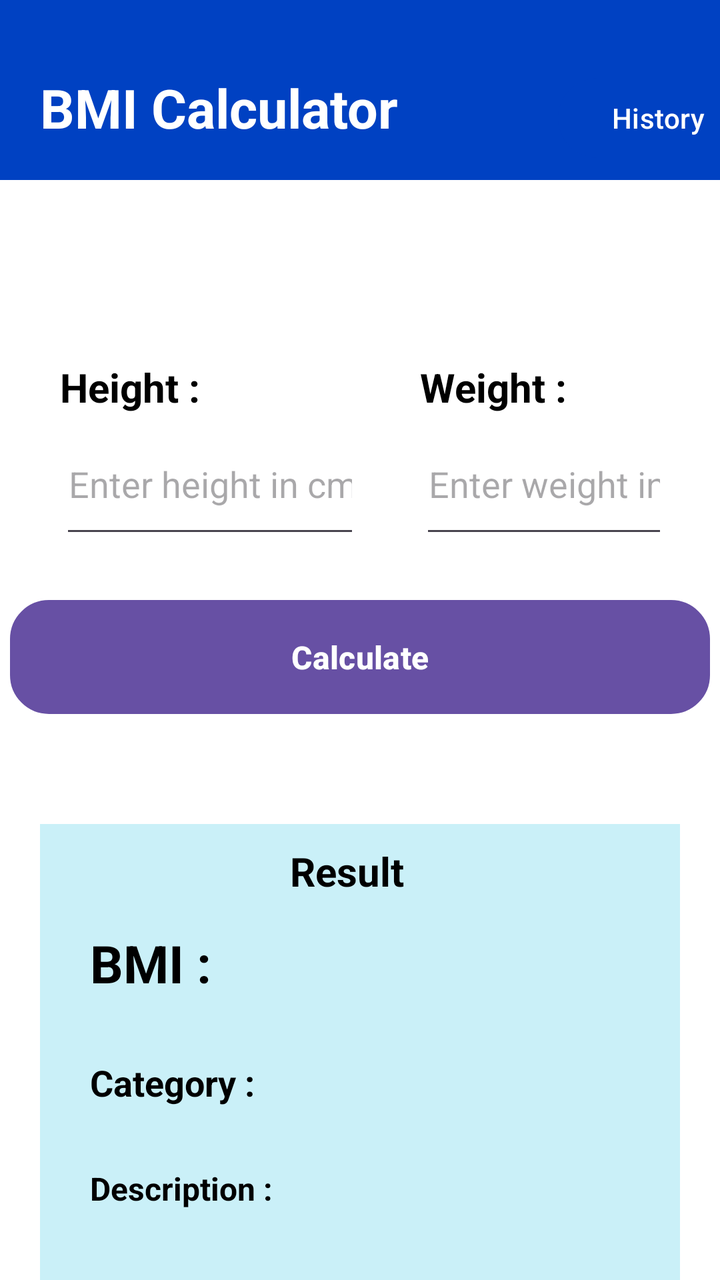
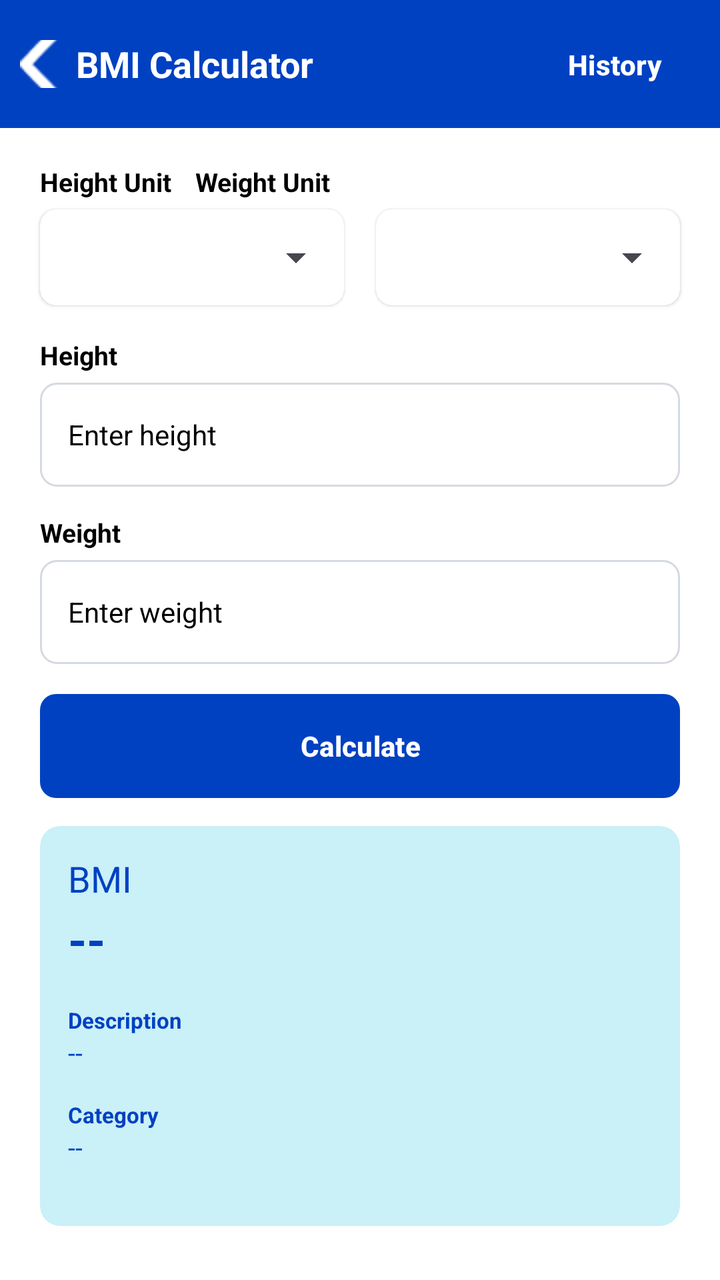

The first picture is an Android layout as it rendered before a commit; the second is the same layout after the commit. The layout source and the unified diff follow.
<!-- AndroidManifest.xml: application theme Theme.Task_2 -->
<!-- res/layout/activity_bmi_calculator.xml -->
<?xml version="1.0" encoding="utf-8"?>
<androidx.constraintlayout.widget.ConstraintLayout xmlns:android="http://schemas.android.com/apk/res/android"
    xmlns:app="http://schemas.android.com/apk/res-auto"
    xmlns:tools="http://schemas.android.com/tools"
    android:id="@+id/main"
    android:layout_width="match_parent"
    android:layout_height="match_parent"
    tools:context=".calculator"
    android:background="@color/white">

    <LinearLayout
        android:layout_width="match_parent"
        android:layout_height="90dp"
        android:orientation="horizontal"
        android:background="@color/Blue"
        app:layout_constraintTop_toTopOf="parent"
        app:layout_constraintStart_toStartOf="parent"
        app:layout_constraintEnd_toEndOf="parent">

        <TextView
            android:layout_width="wrap_content"
            android:layout_height="67dp"
            android:text="BMI Calculator"
            android:textColor="@color/white"
            android:textStyle="bold"
            android:textSize="27sp"
            android:layout_marginLeft="20dp"
            android:layout_marginTop="35sp"
            app:layout_constraintStart_toStartOf="parent"
            app:layout_constraintTop_toTopOf="parent"/>

        <Button
            android:id="@+id/BMIhistory"
            android:layout_width="100sp"
            android:layout_height="wrap_content"
            android:layout_marginTop="35dp"
            android:layout_marginRight="15dp"
            android:layout_marginLeft="80dp"
            android:clickable="true"
            android:text="History"
            android:textColor="@color/white"
            android:backgroundTint="@color/Blue" />

    </LinearLayout>

    <LinearLayout
        android:layout_width="match_parent"
        android:layout_height="wrap_content"
        android:orientation="horizontal"
        android:padding="30dp"
        android:layout_marginTop="150dp"
        app:layout_constraintTop_toTopOf="parent"
        app:layout_constraintStart_toStartOf="parent"
        app:layout_constraintEnd_toEndOf="parent">

        <LinearLayout
            android:layout_width="wrap_content"
            android:layout_height="wrap_content"
            android:orientation="horizontal"
            app:layout_constraintTop_toTopOf="parent"
            app:layout_constraintStart_toStartOf="parent">

            <LinearLayout
                android:layout_width="180dp"
                android:layout_height="wrap_content"
                android:orientation="vertical">
                <TextView
                    android:layout_width="wrap_content"
                    android:layout_height="wrap_content"
                    android:text="Height :"
                    android:textStyle="bold"
                    android:textSize="20sp"
                    android:textColor="@color/black"/>

                <EditText
                    android:id="@+id/height"
                    android:inputType="numberDecimal"
                    android:layout_width="150dp"
                    android:layout_height="67dp"
                    android:hint="Enter height in cm"
                    android:singleLine="true"
                    android:gravity="center"
                    android:textColor="@color/black"/>
            </LinearLayout>

            <LinearLayout
                android:layout_width="200dp"
                android:layout_height="wrap_content"
                android:orientation="vertical">

                <TextView
                    android:layout_width="wrap_content"
                    android:layout_height="wrap_content"
                    android:text="Weight :"
                    android:textStyle="bold"
                    android:textSize="20sp"
                    android:textColor="@color/black"/>

                <EditText
                    android:id="@+id/weight"
                    android:inputType="numberDecimal"
                    android:layout_width="150dp"
                    android:layout_height="67dp"
                    android:hint="Enter weight in kg"
                    android:singleLine="true"
                    android:gravity="center"
                    android:textColor="@color/black"/>
            </LinearLayout>
        </LinearLayout>
    </LinearLayout>

    <Button
        android:id="@+id/btnCalculate"
        android:layout_width="350dp"
        android:layout_height="57dp"
        android:background="@drawable/btn_layout"
        android:text="Calculate"
        android:textStyle="bold"
        android:clickable="true"
        android:textSize="16sp"
        android:layout_marginTop="300dp"
        app:layout_constraintStart_toStartOf="parent"
        app:layout_constraintEnd_toEndOf="parent"
        app:layout_constraintTop_toTopOf="parent"/>

    <LinearLayout
        android:layout_width="320dp"
        android:layout_height="230dp"
        android:layout_marginTop="55dp"
        app:layout_constraintTop_toBottomOf="@id/btnCalculate"
        app:layout_constraintStart_toStartOf="parent"
        app:layout_constraintEnd_toEndOf="parent"
        android:background="@color/light_blue"
        android:orientation="vertical">

        <TextView
            android:layout_width="wrap_content"
            android:layout_height="wrap_content"
            android:text="Result"
            android:layout_marginTop="10dp"
            android:textSize="20sp"
            android:textStyle="bold"
            android:textColor="@color/black"
            android:layout_marginLeft="125dp"/>

        <LinearLayout
            android:layout_width="wrap_content"
            android:layout_height="wrap_content"
            android:orientation="horizontal"
            android:padding="15dp">

        <TextView
            android:id="@+id/BMItext"
            android:layout_width="wrap_content"
            android:layout_height="wrap_content"
            android:text="BMI : "
            android:layout_marginLeft="10dp"
            android:textStyle="bold"
            android:textSize="26dp"
            android:textColor="@color/black"/>

        <TextView
            android:id="@+id/BMIvalue"
            android:layout_width="wrap_content"
            android:layout_height="wrap_content"
            android:textColor="@color/black"
            android:textSize="26sp"/>

        </LinearLayout>

        <LinearLayout
            android:layout_width="wrap_content"
            android:layout_height="wrap_content"
            android:orientation="horizontal"
            android:padding="15dp">

            <TextView
                android:layout_width="wrap_content"
                android:layout_height="wrap_content"
                android:text="Category : "
                android:textSize="18dp"
                android:textStyle="bold"
                android:textColor="@color/black"
                android:layout_marginLeft="10dp"/>

            <TextView
                android:id="@+id/Categorytype"
                android:layout_width="wrap_content"
                android:layout_height="wrap_content"
                android:textSize="18dp"
                android:textStyle="bold"
                android:textColor="@color/black"/>

        </LinearLayout>

        <LinearLayout
            android:layout_width="wrap_content"
            android:layout_height="wrap_content"
            android:orientation="horizontal"
            android:padding="15dp">

            <TextView
                android:id="@+id/Descriptionhead"
                android:layout_width="wrap_content"
                android:layout_height="wrap_content"
                android:text="Description : "
                android:textSize="16dp"
                android:textStyle="bold"
                android:layout_marginLeft="10dp"
                android:textColor="@color/black"/>

            <TextView
                android:id="@+id/Description"
                android:layout_width="wrap_content"
                android:layout_height="wrap_content"
                android:textSize="16dp"
                android:textColor="@color/black"/>

        </LinearLayout>

    </LinearLayout>

</androidx.constraintlayout.widget.ConstraintLayout>
<!-- resources referenced by this layout -->
<resources>
  <color name="Blue">#0041C2</color>
  <color name="black">#FF000000</color>
  <color name="light_blue">#CAF0F8</color>
  <color name="white">#FFFFFFFF</color>
  <!-- drawable btn_layout (drawable) -->
  <?xml version="1.0" encoding="utf-8"?>
  <shape xmlns:android="http://schemas.android.com/apk/res/android">
  
      <solid android:color="@color/blue"/>
  
      <stroke
          android:width="1dp"
          android:color="@color/blue" />
  
      <corners android:radius="19dp" />
  
  </shape>
  <style name="Theme.Task_2" parent="Base.Theme.Task_2" />
  <color name="blue">#82EEFD</color>
  <style name="Base.Theme.Task_2" parent="Theme.Material3.DayNight.NoActionBar">
          
          
      </style>
</resources>

<!-- the commit's change to res/layout/activity_bmi_calculator.xml (unified diff, before → after) -->
@@ -1,223 +1,290 @@
 <?xml version="1.0" encoding="utf-8"?>
-<androidx.constraintlayout.widget.ConstraintLayout xmlns:android="http://schemas.android.com/apk/res/android"
+<androidx.constraintlayout.widget.ConstraintLayout
+    xmlns:android="http://schemas.android.com/apk/res/android"
     xmlns:app="http://schemas.android.com/apk/res-auto"
     xmlns:tools="http://schemas.android.com/tools"
     android:id="@+id/main"
     android:layout_width="match_parent"
     android:layout_height="match_parent"
-    tools:context=".calculator"
-    android:background="@color/white">
+    android:background="@color/white"
+    tools:context=".calculator">
 
     <LinearLayout
-        android:layout_width="match_parent"
-        android:layout_height="90dp"
+        android:id="@+id/headerLayout"
+        android:layout_width="0dp"
+        android:layout_height="64dp"
+        android:background="@color/Blue"
+        android:gravity="center_vertical"
         android:orientation="horizontal"
-        android:background="@color/Blue"
+        android:paddingStart="8dp"
+        android:paddingEnd="16dp"
         app:layout_constraintTop_toTopOf="parent"
         app:layout_constraintStart_toStartOf="parent"
         app:layout_constraintEnd_toEndOf="parent">
 
-        <TextView
-            android:layout_width="wrap_content"
-            android:layout_height="67dp"
-            android:text="BMI Calculator"
-            android:textColor="@color/white"
-            android:textStyle="bold"
-            android:textSize="27sp"
-            android:layout_marginLeft="20dp"
-            android:layout_marginTop="35sp"
-            app:layout_constraintStart_toStartOf="parent"
-            app:layout_constraintTop_toTopOf="parent"/>
-
-        <Button
-            android:id="@+id/BMIhistory"
-            android:layout_width="100sp"
-            android:layout_height="wrap_content"
-            android:layout_marginTop="35dp"
-            android:layout_marginRight="15dp"
-            android:layout_marginLeft="80dp"
-            android:clickable="true"
-            android:text="History"
-            android:textColor="@color/white"
-            android:backgroundTint="@color/Blue" />
-
-    </LinearLayout>
-
-    <LinearLayout
-        android:layout_width="match_parent"
-        android:layout_height="wrap_content"
-        android:orientation="horizontal"
-        android:padding="30dp"
-        android:layout_marginTop="150dp"
-        app:layout_constraintTop_toTopOf="parent"
-        app:layout_constraintStart_toStartOf="parent"
-        app:layout_constraintEnd_toEndOf="parent">
-
-        <LinearLayout
-            android:layout_width="wrap_content"
-            android:layout_height="wrap_content"
-            android:orientation="horizontal"
-            app:layout_constraintTop_toTopOf="parent"
-            app:layout_constraintStart_toStartOf="parent">
-
-            <LinearLayout
-                android:layout_width="180dp"
-                android:layout_height="wrap_content"
-                android:orientation="vertical">
-                <TextView
-                    android:layout_width="wrap_content"
-                    android:layout_height="wrap_content"
-                    android:text="Height :"
-                    android:textStyle="bold"
-                    android:textSize="20sp"
-                    android:textColor="@color/black"/>
-
-                <EditText
-                    android:id="@+id/height"
-                    android:inputType="numberDecimal"
-                    android:layout_width="150dp"
-                    android:layout_height="67dp"
-                    android:hint="Enter height in cm"
-                    android:singleLine="true"
-                    android:gravity="center"
-                    android:textColor="@color/black"/>
-            </LinearLayout>
-
-            <LinearLayout
-                android:layout_width="200dp"
-                android:layout_height="wrap_content"
-                android:orientation="vertical">
-
-                <TextView
-                    android:layout_width="wrap_content"
-                    android:layout_height="wrap_content"
-                    android:text="Weight :"
-                    android:textStyle="bold"
-                    android:textSize="20sp"
-                    android:textColor="@color/black"/>
-
-                <EditText
-                    android:id="@+id/weight"
-                    android:inputType="numberDecimal"
-                    android:layout_width="150dp"
-                    android:layout_height="67dp"
-                    android:hint="Enter weight in kg"
-                    android:singleLine="true"
-                    android:gravity="center"
-                    android:textColor="@color/black"/>
-            </LinearLayout>
-        </LinearLayout>
-    </LinearLayout>
-
-    <Button
-        android:id="@+id/btnCalculate"
-        android:layout_width="350dp"
-        android:layout_height="57dp"
-        android:background="@drawable/btn_layout"
-        android:text="Calculate"
-        android:textStyle="bold"
-        android:clickable="true"
-        android:textSize="16sp"
-        android:layout_marginTop="300dp"
-        app:layout_constraintStart_toStartOf="parent"
-        app:layout_constraintEnd_toEndOf="parent"
-        app:layout_constraintTop_toTopOf="parent"/>
-
-    <LinearLayout
-        android:layout_width="320dp"
-        android:layout_height="230dp"
-        android:layout_marginTop="55dp"
-        app:layout_constraintTop_toBottomOf="@id/btnCalculate"
-        app:layout_constraintStart_toStartOf="parent"
-        app:layout_constraintEnd_toEndOf="parent"
-        android:background="@color/light_blue"
-        android:orientation="vertical">
+        <ImageButton
+            android:id="@+id/backButton"
+            android:layout_width="24dp"
+            android:layout_height="24dp"
+            android:background="?attr/selectableItemBackgroundBorderless"
+            android:contentDescription="Back"
+            android:padding="12dp"
+            android:src="@drawable/ic_arrow_back"
+            app:tint="@color/white" />
 
         <TextView
             android:layout_width="wrap_content"
             android:layout_height="wrap_content"
-            android:text="Result"
-            android:layout_marginTop="10dp"
-            android:textSize="20sp"
+            android:layout_marginStart="6dp"
+            android:text="BMI Calculator"
+            android:textColor="@color/white"
+            android:textSize="18sp"
+            android:textStyle="bold" />
+
+        <Button
+            android:id="@+id/Historybtn"
+            android:layout_width="100dp"
+            android:layout_height="67dp"
+            android:text="History"
+            android:layout_marginStart="100dp"
+            android:textColor="@color/white"
             android:textStyle="bold"
-            android:textColor="@color/black"
-            android:layout_marginLeft="125dp"/>
+            android:clickable="true"
+            android:backgroundTint="@color/Blue"/>
+
+    </LinearLayout>
+
+    <TextView
+        android:id="@+id/heightUnitLabel"
+        android:layout_width="wrap_content"
+        android:layout_height="wrap_content"
+        android:layout_marginStart="20dp"
+        android:layout_marginTop="18dp"
+        android:text="Height Unit"
+        android:textColor="@color/black"
+        android:textSize="13sp"
+        android:textStyle="bold"
+        app:layout_constraintTop_toBottomOf="@id/headerLayout"
+        app:layout_constraintStart_toStartOf="parent" />
+
+    <TextView
+        android:id="@+id/weightUnitLabel"
+        android:layout_width="wrap_content"
+        android:layout_height="wrap_content"
+        android:layout_marginStart="12dp"
+        android:layout_marginTop="18dp"
+        android:text="Weight Unit"
+        android:textColor="@color/black"
+        android:textSize="13sp"
+        android:textStyle="bold"
+        app:layout_constraintTop_toBottomOf="@id/headerLayout"
+        app:layout_constraintStart_toEndOf="@id/heightUnitLabel" />
+
+    <androidx.cardview.widget.CardView
+        android:id="@+id/heightUnitCard"
+        android:layout_width="0dp"
+        android:layout_height="48dp"
+        android:layout_marginStart="20dp"
+        android:layout_marginTop="5dp"
+        android:layout_marginEnd="8dp"
+        app:cardBackgroundColor="@color/white"
+        app:cardCornerRadius="8dp"
+        app:cardElevation="1dp"
+        app:layout_constraintTop_toBottomOf="@id/heightUnitLabel"
+        app:layout_constraintStart_toStartOf="parent"
+        app:layout_constraintEnd_toStartOf="@id/weightUnitCard">
+
+        <Spinner
+            android:id="@+id/heightUnitSpinner"
+            android:layout_width="match_parent"
+            android:layout_height="match_parent"
+            android:paddingStart="8dp"
+            android:paddingEnd="5dp"/>
+
+    </androidx.cardview.widget.CardView>
+
+    <androidx.cardview.widget.CardView
+        android:id="@+id/weightUnitCard"
+        android:layout_width="0dp"
+        android:layout_height="48dp"
+        android:layout_marginStart="8dp"
+        android:layout_marginTop="5dp"
+        android:layout_marginEnd="20dp"
+        app:cardBackgroundColor="@color/white"
+        app:cardCornerRadius="8dp"
+        app:cardElevation="1dp"
+        app:layout_constraintTop_toBottomOf="@id/weightUnitLabel"
+        app:layout_constraintStart_toEndOf="@id/heightUnitCard"
+        app:layout_constraintEnd_toEndOf="parent">
+
+        <Spinner
+            android:id="@+id/weightUnitSpinner"
+            android:layout_width="match_parent"
+            android:layout_height="match_parent"
+            android:paddingStart="8dp"
+            android:paddingEnd="5dp" />
+
+    </androidx.cardview.widget.CardView>
+
+    <TextView
+        android:id="@+id/heightLabel"
+        android:layout_width="wrap_content"
+        android:layout_height="wrap_content"
+        android:layout_marginStart="20dp"
+        android:layout_marginTop="16dp"
+        android:text="Height"
+        android:textColor="@color/black"
+        android:textSize="13sp"
+        android:textStyle="bold"
+        app:layout_constraintTop_toBottomOf="@id/heightUnitCard"
+        app:layout_constraintStart_toStartOf="parent" />
+
+    <EditText
+        android:id="@+id/height"
+        android:layout_width="0dp"
+        android:layout_height="52dp"
+        android:layout_marginStart="20dp"
+        android:layout_marginTop="5dp"
+        android:layout_marginEnd="20dp"
+        android:background="@drawable/input_box"
+        android:hint="Enter height"
+        android:inputType="numberDecimal"
+        android:paddingStart="14dp"
+        android:paddingEnd="14dp"
+        android:singleLine="true"
+        android:textColor="@color/black"
+        android:textColorHint="@color/black"
+        android:textSize="14sp"
+        app:layout_constraintTop_toBottomOf="@id/heightLabel"
+        app:layout_constraintStart_toStartOf="parent"
+        app:layout_constraintEnd_toEndOf="parent" />
+
+    <TextView
+        android:id="@+id/weightLabel"
+        android:layout_width="wrap_content"
+        android:layout_height="wrap_content"
+        android:layout_marginStart="20dp"
+        android:layout_marginTop="14dp"
+        android:text="Weight"
+        android:textColor="@color/black"
+        android:textSize="13sp"
+        android:textStyle="bold"
+        app:layout_constraintTop_toBottomOf="@id/height"
+        app:layout_constraintStart_toStartOf="parent" />
+
+    <EditText
+        android:id="@+id/weight"
+        android:layout_width="0dp"
+        android:layout_height="52dp"
+        android:layout_marginStart="20dp"
+        android:layout_marginTop="5dp"
+        android:layout_marginEnd="20dp"
+        android:background="@drawable/input_box"
+        android:hint="Enter weight"
+        android:inputType="numberDecimal"
+        android:paddingStart="14dp"
+        android:paddingEnd="14dp"
+        android:singleLine="true"
+        android:textColor="@color/black"
+        android:textColorHint="@color/black"
+        android:textSize="14sp"
+        app:layout_constraintTop_toBottomOf="@id/weightLabel"
+        app:layout_constraintStart_toStartOf="parent"
+        app:layout_constraintEnd_toEndOf="parent" />
+
+    <Button
+        android:id="@+id/btnCalculate"
+        android:layout_width="0dp"
+        android:layout_height="52dp"
+        android:layout_marginStart="20dp"
+        android:layout_marginTop="15dp"
+        android:layout_marginEnd="20dp"
+        android:background="@drawable/blue_button"
+        android:text="Calculate"
+        android:textAllCaps="false"
+        android:textColor="@color/white"
+        android:textSize="14sp"
+        android:textStyle="bold"
+        app:layout_constraintTop_toBottomOf="@id/weight"
+        app:layout_constraintStart_toStartOf="parent"
+        app:layout_constraintEnd_toEndOf="parent"
+        android:backgroundTint="@color/Blue"/>
+
+    <androidx.cardview.widget.CardView
+        android:id="@+id/resultCard"
+        android:layout_width="0dp"
+        android:layout_height="200dp"
+        android:layout_marginStart="20dp"
+        android:layout_marginTop="14dp"
+        android:layout_marginEnd="20dp"
+        app:cardBackgroundColor="@color/light_blue"
+        app:cardCornerRadius="10dp"
+        app:cardElevation="0dp"
+        app:layout_constraintTop_toBottomOf="@id/btnCalculate"
+        app:layout_constraintStart_toStartOf="parent"
+        app:layout_constraintEnd_toEndOf="parent">
 
         <LinearLayout
-            android:layout_width="wrap_content"
-            android:layout_height="wrap_content"
-            android:orientation="horizontal"
-            android:padding="15dp">
-
-        <TextView
-            android:id="@+id/BMItext"
-            android:layout_width="wrap_content"
-            android:layout_height="wrap_content"
-            android:text="BMI : "
-            android:layout_marginLeft="10dp"
-            android:textStyle="bold"
-            android:textSize="26dp"
-            android:textColor="@color/black"/>
-
-        <TextView
-            android:id="@+id/BMIvalue"
-            android:layout_width="wrap_content"
-            android:layout_height="wrap_content"
-            android:textColor="@color/black"
-            android:textSize="26sp"/>
+            android:layout_width="match_parent"
+            android:layout_height="200dp"
+            android:orientation="vertical"
+            android:padding="14dp">
+
+            <TextView
+                android:layout_width="wrap_content"
+                android:layout_height="wrap_content"
+                android:text="BMI"
+                android:textColor="@color/Blue"
+                android:textSize="18sp" />
+
+            <TextView
+                android:id="@+id/BMIvalue"
+                android:layout_width="wrap_content"
+                android:layout_height="wrap_content"
+                android:layout_marginTop="2dp"
+                android:text="--"
+                android:textColor="@color/Blue"
+                android:textSize="24sp"
+                android:textStyle="bold" />
+
+            <TextView
+                android:id="@+id/Descriptionhead"
+                android:layout_width="wrap_content"
+                android:layout_height="wrap_content"
+                android:layout_marginTop="17dp"
+                android:text="Description"
+                android:textStyle="bold"
+                android:textColor="@color/Blue"
+                android:textSize="11sp" />
+
+            <TextView
+                android:id="@+id/Description"
+                android:layout_width="wrap_content"
+                android:layout_height="wrap_content"
+                android:text="--"
+                android:textColor="@color/Blue"
+                android:textSize="13sp"/>
+
+
+            <TextView
+                android:layout_width="wrap_content"
+                android:layout_height="wrap_content"
+                android:layout_marginTop="15dp"
+                android:text="Category"
+                android:textColor="@color/Blue"
+                android:textSize="11sp"
+                android:textStyle="bold"/>
+
+            <TextView
+                android:id="@+id/Categorytype"
+                android:layout_width="wrap_content"
+                android:layout_height="wrap_content"
+                android:text="--"
+                android:textColor="@color/Blue"
+                android:textSize="13sp"/>
 
         </LinearLayout>
 
-        <LinearLayout
-            android:layout_width="wrap_content"
-            android:layout_height="wrap_content"
-            android:orientation="horizontal"
-            android:padding="15dp">
-
-            <TextView
-                android:layout_width="wrap_content"
-                android:layout_height="wrap_content"
-                android:text="Category : "
-                android:textSize="18dp"
-                android:textStyle="bold"
-                android:textColor="@color/black"
-                android:layout_marginLeft="10dp"/>
-
-            <TextView
-                android:id="@+id/Categorytype"
-                android:layout_width="wrap_content"
-                android:layout_height="wrap_content"
-                android:textSize="18dp"
-                android:textStyle="bold"
-                android:textColor="@color/black"/>
-
-        </LinearLayout>
-
-        <LinearLayout
-            android:layout_width="wrap_content"
-            android:layout_height="wrap_content"
-            android:orientation="horizontal"
-            android:padding="15dp">
-
-            <TextView
-                android:id="@+id/Descriptionhead"
-                android:layout_width="wrap_content"
-                android:layout_height="wrap_content"
-                android:text="Description : "
-                android:textSize="16dp"
-                android:textStyle="bold"
-                android:layout_marginLeft="10dp"
-                android:textColor="@color/black"/>
-
-            <TextView
-                android:id="@+id/Description"
-                android:layout_width="wrap_content"
-                android:layout_height="wrap_content"
-                android:textSize="16dp"
-                android:textColor="@color/black"/>
-
-        </LinearLayout>
-
-    </LinearLayout>
+    </androidx.cardview.widget.CardView>
 
 </androidx.constraintlayout.widget.ConstraintLayout>
<!-- resource entries referenced after the edit -->
@@ -4,24 +4,37 @@
   <color name="black">#FF000000</color>
   <color name="light_blue">#CAF0F8</color>
   <color name="white">#FFFFFFFF</color>
-  <!-- drawable btn_layout (drawable) -->
+  <!-- drawable blue_button (drawable) -->
   <?xml version="1.0" encoding="utf-8"?>
-  <shape xmlns:android="http://schemas.android.com/apk/res/android">
+  <shape xmlns:android="http://schemas.android.com/apk/res/android"
+      android:shape="rectangle">
   
-      <solid android:color="@color/blue"/>
+      <solid android:color="@color/Blue" />
+  
+      <corners android:radius="8dp" />
+  
+  </shape>
+  <!-- drawable ic_arrow_back: png bitmap (drawable, 340 bytes) -->
+  <!-- drawable input_box (drawable) -->
+  <?xml version="1.0" encoding="utf-8"?>
+  <shape xmlns:android="http://schemas.android.com/apk/res/android"
+      android:shape="rectangle">
+  
+      <solid android:color="@color/white" />
   
       <stroke
           android:width="1dp"
-          android:color="@color/blue" />
+          android:color="#D5D9E0" />
   
-      <corners android:radius="19dp" />
+      <corners android:radius="8dp" />
   
   </shape>
   <style name="Theme.Task_2" parent="Base.Theme.Task_2" />
-  <color name="blue">#82EEFD</color>
   <style name="Base.Theme.Task_2" parent="Theme.Material3.DayNight.NoActionBar">
           
-          
+          <item name="colorPrimary">@color/Blue</item>
+          <item name="colorPrimaryVariant">@color/Blue</item>
+          <item name="android:statusBarColor">@color/Blue</item>
       </style>
 </resources>
 
